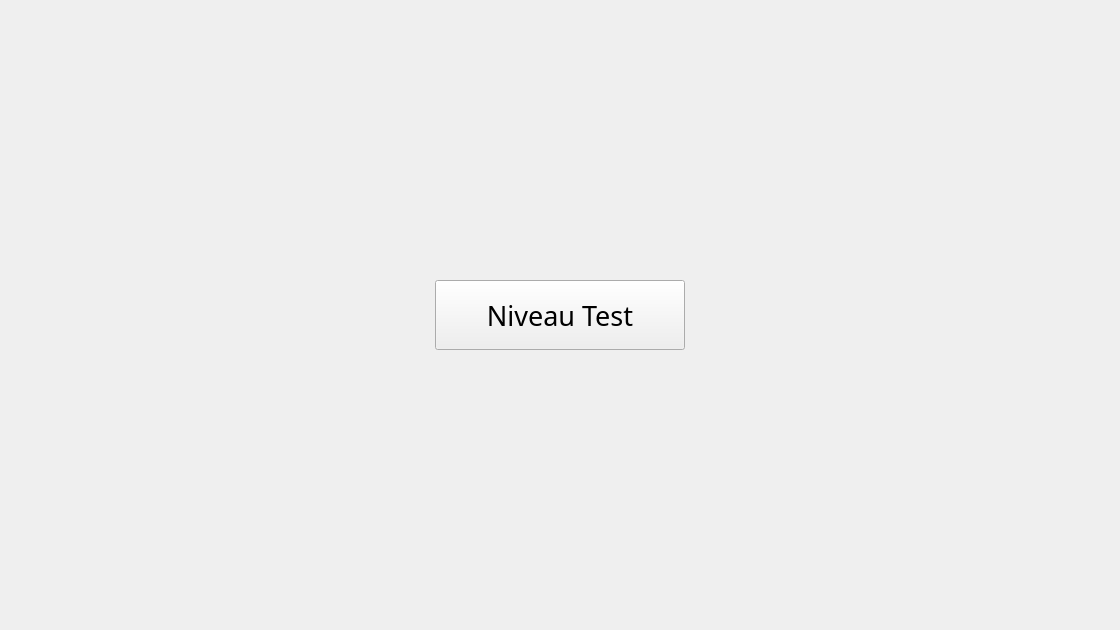
Above: gamewindow.ui from Tagge/JeuDeOuf before the change. Below: the same form after it.
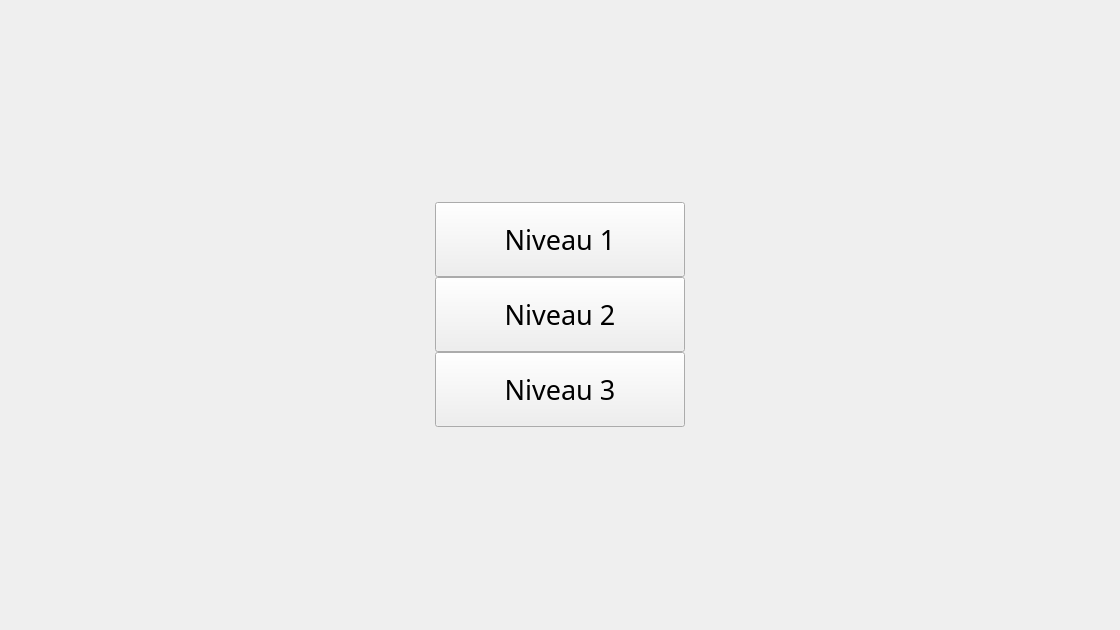
That is the form after the change.

Diff of the .ui file:
```diff
--- a/gamewindow.ui
+++ b/gamewindow.ui
@@ -33,7 +33,7 @@
     <item>
      <layout class="QHBoxLayout" name="horizontalLayout">
       <item>
-       <spacer name="horizontalSpacer">
+       <spacer name="horizontalSpacer_2">
         <property name="orientation">
          <enum>Qt::Horizontal</enum>
         </property>
@@ -46,11 +46,13 @@
        </spacer>
       </item>
       <item>
-       <widget class="QPushButton" name="levelTest">
+       <layout class="QVBoxLayout" name="verticalLayout">
+        <item>
+         <widget class="QPushButton" name="buttonLevel1">
         <property name="minimumSize">
          <size>
           <width>250</width>
-          <height>70</height>
+            <height>75</height>
          </size>
         </property>
         <property name="font">
@@ -63,12 +65,58 @@
          <cursorShape>PointingHandCursor</cursorShape>
         </property>
         <property name="text">
-         <string>Niveau Test</string>
+           <string>Niveau 1</string>
         </property>
        </widget>
       </item>
       <item>
-       <spacer name="horizontalSpacer_2">
+         <widget class="QPushButton" name="buttonLevel2">
+          <property name="minimumSize">
+           <size>
+            <width>250</width>
+            <height>75</height>
+           </size>
+          </property>
+          <property name="font">
+           <font>
+            <family>Candara</family>
+            <pointsize>20</pointsize>
+           </font>
+          </property>
+          <property name="cursor">
+           <cursorShape>PointingHandCursor</cursorShape>
+          </property>
+          <property name="text">
+           <string>Niveau 2</string>
+          </property>
+         </widget>
+        </item>
+        <item>
+         <widget class="QPushButton" name="buttonLevel3">
+          <property name="minimumSize">
+           <size>
+            <width>250</width>
+            <height>75</height>
+           </size>
+          </property>
+          <property name="font">
+           <font>
+            <family>Candara</family>
+            <pointsize>20</pointsize>
+           </font>
+          </property>
+          <property name="cursor">
+           <cursorShape>PointingHandCursor</cursorShape>
+          </property>
+          <property name="text">
+           <string>Niveau 3</string>
+          </property>
+         </widget>
+        </item>
+       </layout>
+      </item>
+      <item>
+       <spacer name="horizontalSpacer">
         <property name="orientation">
          <enum>Qt::Horizontal</enum>
         </property>
```
Lines whose indentation alone changed are shown as unchanged.
